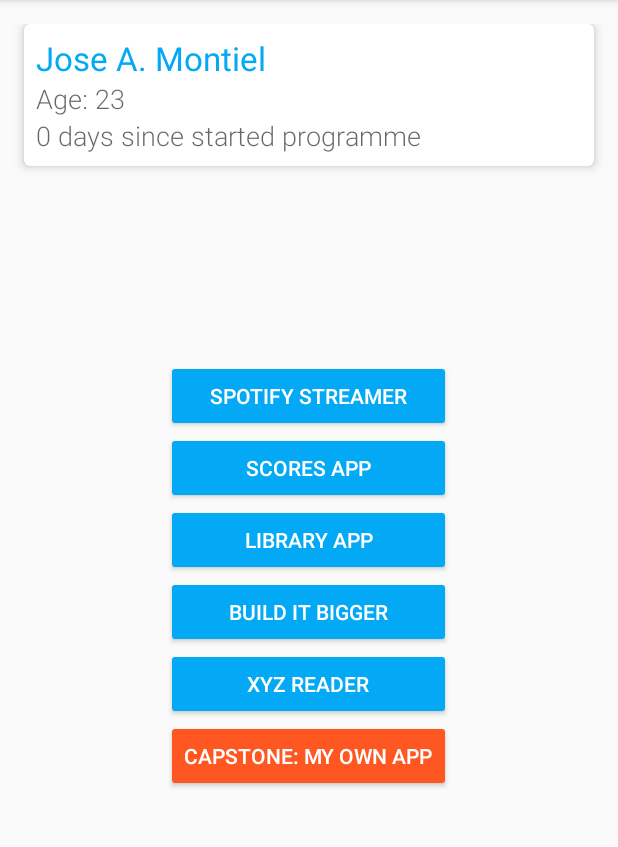
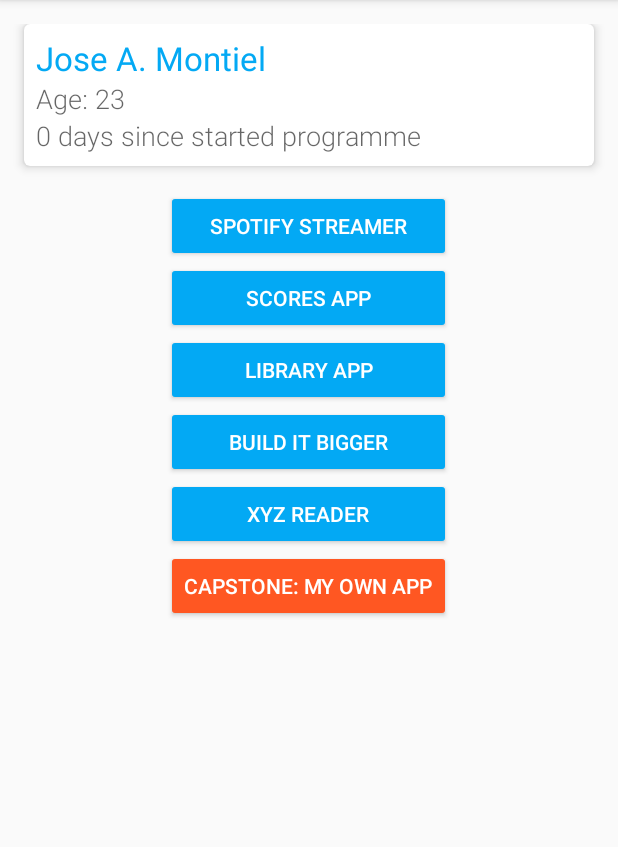
Before and after one commit to josemontiel/NanoPortfolio, an Android app: the screen it shows after launch (MainActivity), on a phone screen of 412 x 824 dp, the part 84-931 px from its top. Run offline under Robolectric (Android 15) with nearby library versions, the phone set to English and light mode, and no system bars.

Commit message:
Button vertical placement fixed

```diff
--- a/app/src/main/res/layout/activity_main.xml
+++ b/app/src/main/res/layout/activity_main.xml
@@ -9,6 +9,7 @@
     android:theme="@style/NanoTheme">
 
     <android.support.v7.widget.CardView
+        android:id="@+id/main_cardview"
         android:layout_width="match_parent"
         android:layout_height="wrap_content"
         card_view:cardCornerRadius="4dp"
@@ -58,7 +59,9 @@
         android:orientation="vertical"
         android:layout_width="wrap_content"
         android:layout_height="wrap_content"
-        android:layout_centerInParent="true">
+        android:layout_centerInParent="true"
+        android:layout_marginTop="@dimen/activity_vertical_margin"
+        android:layout_below="@+id/main_cardview">
 
         <Button
             android:layout_width="match_parent"
```
